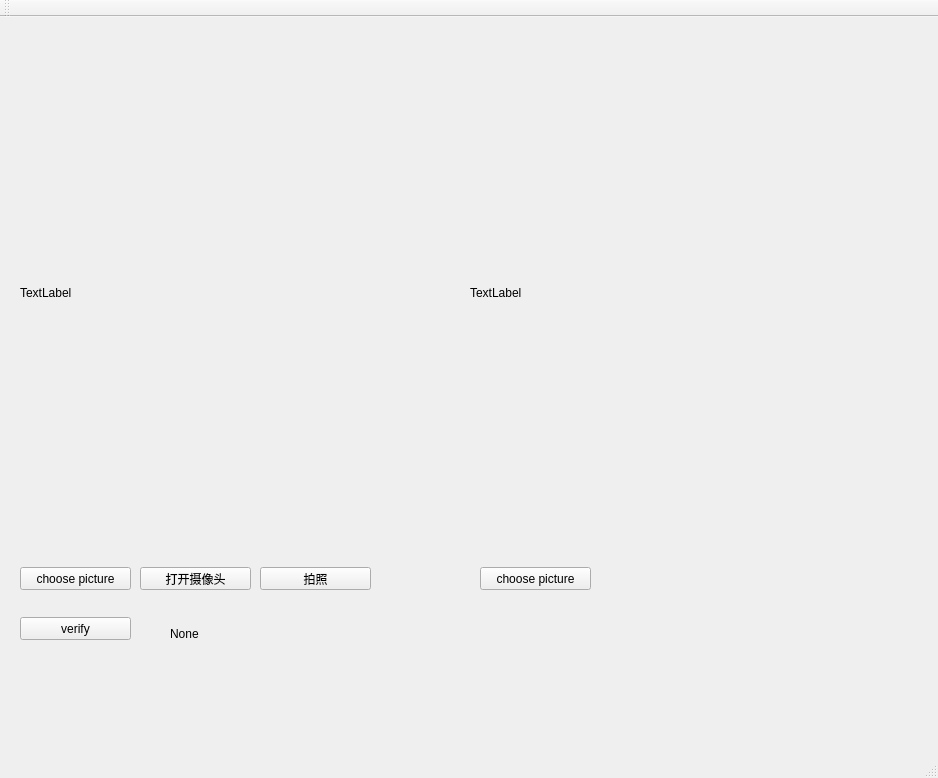
First picture: the form in mainwindow.ui, repository wenfahu/face_ver_frontend, before the edit.
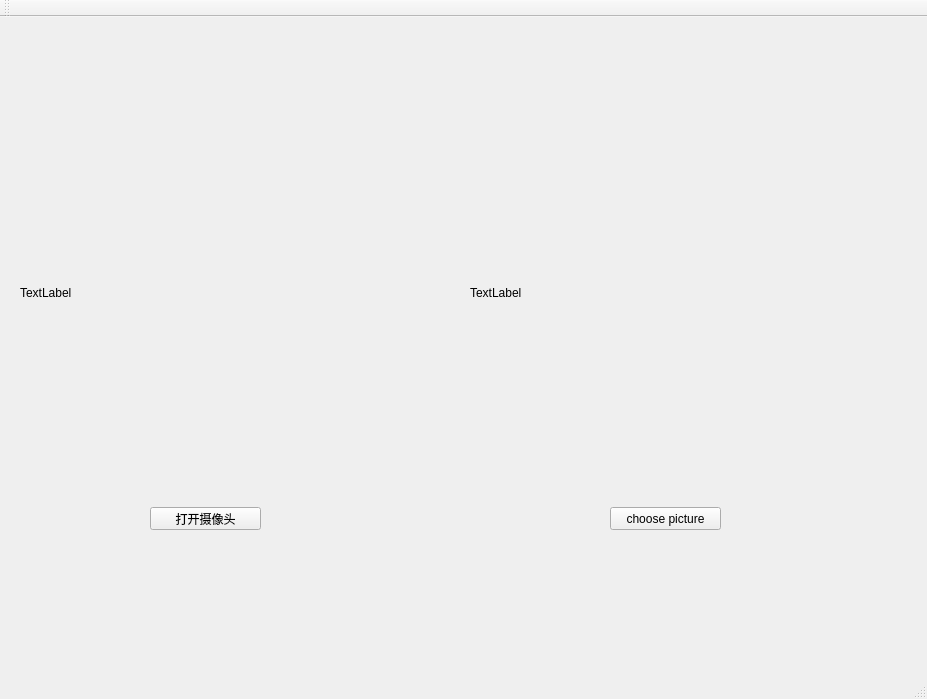
Second picture: the form after the edit.

Patch:
```diff
--- a/mainwindow.ui
+++ b/mainwindow.ui
@@ -6,8 +6,8 @@
    <rect>
     <x>0</x>
     <y>0</y>
-    <width>938</width>
-    <height>778</height>
+    <width>927</width>
+    <height>699</height>
    </rect>
   </property>
   <property name="windowTitle">
@@ -40,24 +40,11 @@
      <string>TextLabel</string>
     </property>
    </widget>
-   <widget class="QPushButton" name="pushButton">
-    <property name="geometry">
-     <rect>
-      <x>20</x>
-      <y>550</y>
-      <width>111</width>
-      <height>23</height>
-     </rect>
-    </property>
-    <property name="text">
-     <string>choose picture</string>
-    </property>
-   </widget>
    <widget class="QPushButton" name="pushButton_2">
     <property name="geometry">
      <rect>
-      <x>480</x>
-      <y>550</y>
+      <x>610</x>
+      <y>490</y>
       <width>111</width>
       <height>23</height>
      </rect>
@@ -66,24 +53,11 @@
      <string>choose picture</string>
     </property>
    </widget>
-   <widget class="QPushButton" name="pushButton_3">
-    <property name="geometry">
-     <rect>
-      <x>20</x>
-      <y>600</y>
-      <width>111</width>
-      <height>23</height>
-     </rect>
-    </property>
-    <property name="text">
-     <string>verify</string>
-    </property>
-   </widget>
    <widget class="QPushButton" name="pushButton_4">
     <property name="geometry">
      <rect>
-      <x>140</x>
-      <y>550</y>
+      <x>150</x>
+      <y>490</y>
       <width>111</width>
       <height>23</height>
      </rect>
@@ -92,30 +66,17 @@
      <string>打开摄像头</string>
     </property>
    </widget>
-   <widget class="QPushButton" name="pushButton_5">
-    <property name="geometry">
-     <rect>
-      <x>260</x>
-      <y>550</y>
-      <width>111</width>
-      <height>23</height>
-     </rect>
-    </property>
-    <property name="text">
-     <string>拍照</string>
-    </property>
-   </widget>
    <widget class="QLabel" name="verification_result">
     <property name="geometry">
      <rect>
       <x>170</x>
-      <y>610</y>
-      <width>59</width>
-      <height>14</height>
+      <y>530</y>
+      <width>461</width>
+      <height>111</height>
      </rect>
     </property>
     <property name="text">
-     <string>None</string>
+     <string/>
     </property>
    </widget>
   </widget>
```
Left out of the diff: 2 changed lines with no effect on the pictures.
